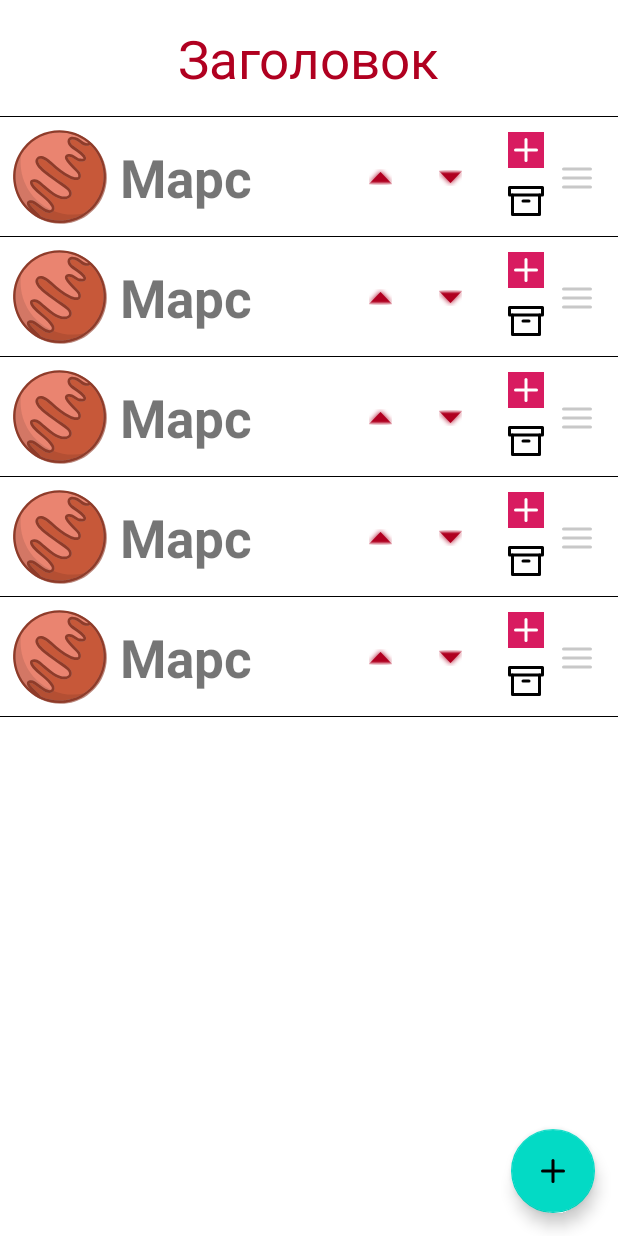
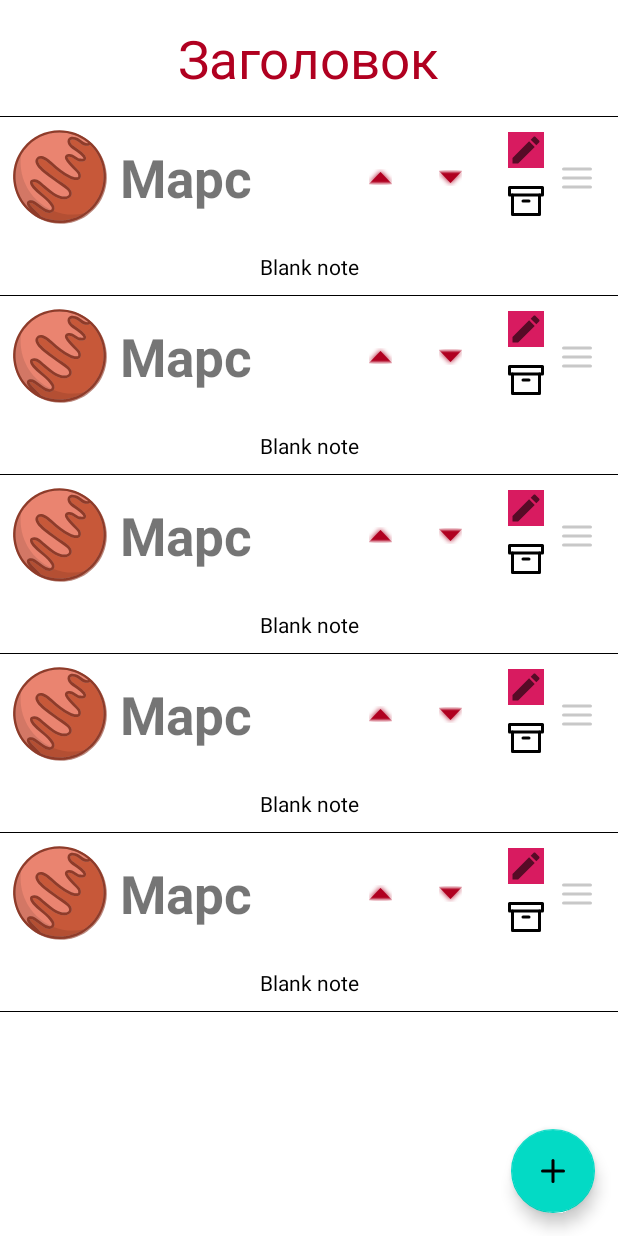
Before and after one commit to buthed/MaterialDesign, an Android app: the PlanetsActivity screen opened directly, with no data from a screen before it, on a phone screen of 412 x 824 dp. Run offline under Robolectric (Android 15) with nearby library versions, the phone set to English and light mode, and no system bars.

Commit message:
With EditText

```diff
--- a/app/src/main/java/com/example/materialdesign/view/planets/PlanetsActivityAdapter.kt
+++ b/app/src/main/java/com/example/materialdesign/view/planets/PlanetsActivityAdapter.kt
@@ -87,7 +87,10 @@ class PlanetsActivityAdapter (
                 marsImageView.setOnClickListener {
                     onListItemClickListener.onItemClick(pair.first)
                 }
-                addItemImageView.setOnClickListener { addItem() }
+                editItemImageView.setOnClickListener {
+                    group.setVisibility(View.INVISIBLE)
+                    editGroup.setVisibility(View.VISIBLE)
+                }
                 removeItemImageView.setOnClickListener { removeItem() }
                 moveItemUp.setOnClickListener { moveUp() }
                 moveItemDown.setOnClickListener { moveDown() }
@@ -132,6 +135,11 @@ class PlanetsActivityAdapter (
             data.add(layoutPosition, Pair(generateItem(), false))
             notifyItemInserted(layoutPosition)
         }
+
+//        private fun editItem() {
+//
+//            itemView.setBackgroundColor(Color.LTGRAY)
+//        }
 
         private fun removeItem() {
             data.removeAt(layoutPosition)
--- /dev/null
+++ b/app/src/main/res/drawable/ic_edit.xml
@@ -0,0 +1,10 @@
+<vector xmlns:android="http://schemas.android.com/apk/res/android"
+    android:width="24dp"
+    android:height="24dp"
+    android:viewportWidth="24"
+    android:viewportHeight="24"
+    android:tint="?attr/colorControlNormal">
+  <path
+      android:fillColor="@android:color/white"
+      android:pathData="M3,17.25V21h3.75L17.81,9.94l-3.75,-3.75L3,17.25zM20.71,7.04c0.39,-0.39 0.39,-1.02 0,-1.41l-2.34,-2.34c-0.39,-0.39 -1.02,-0.39 -1.41,0l-1.83,1.83 3.75,3.75 1.83,-1.83z"/>
+</vector>
--- /dev/null
+++ b/app/src/main/res/drawable/ic_save.xml
@@ -0,0 +1,10 @@
+<vector xmlns:android="http://schemas.android.com/apk/res/android"
+    android:width="24dp"
+    android:height="24dp"
+    android:viewportWidth="24"
+    android:viewportHeight="24"
+    android:tint="?attr/colorControlNormal">
+  <path
+      android:fillColor="@android:color/white"
+      android:pathData="M17,3L5,3c-1.11,0 -2,0.9 -2,2v14c0,1.1 0.89,2 2,2h14c1.1,0 2,-0.9 2,-2L21,7l-4,-4zM12,19c-1.66,0 -3,-1.34 -3,-3s1.34,-3 3,-3 3,1.34 3,3 -1.34,3 -3,3zM15,9L5,9L5,5h10v4z"/>
+</vector>
--- a/app/src/main/res/layout/activity_recycler_item_mars.xml
+++ b/app/src/main/res/layout/activity_recycler_item_mars.xml
@@ -5,6 +5,19 @@
     android:id="@+id/itemContainer"
     android:layout_width="match_parent"
     android:layout_height="wrap_content">
+
+    <androidx.constraintlayout.widget.Group
+        android:layout_width="wrap_content"
+        android:layout_height="wrap_content"
+        app:constraint_referenced_ids="marsTextView,marsDescriptionTextView"
+        android:id="@+id/group" />
+
+    <androidx.constraintlayout.widget.Group
+        android:layout_width="wrap_content"
+        android:layout_height="wrap_content"
+        android:visibility="gone"
+        app:constraint_referenced_ids="marsEditTextView,marsEditDescriptionTextView"
+        android:id="@+id/editGroup" />
 
     <androidx.appcompat.widget.AppCompatImageView
         android:id="@+id/marsImageView"
@@ -25,18 +38,41 @@
         app:layout_constraintStart_toEndOf="@+id/marsImageView"
         app:layout_constraintTop_toTopOf="@+id/marsImageView" />
 
+    <androidx.appcompat.widget.AppCompatEditText
+        android:id="@+id/marsEditTextView"
+        android:layout_width="wrap_content"
+        android:layout_height="wrap_content"
+        android:hint="Your note"
+        android:visibility="gone"
+        android:textSize="30sp"
+        android:textStyle="bold"
+        app:layout_constraintBottom_toBottomOf="@+id/marsImageView"
+        app:layout_constraintStart_toEndOf="@+id/marsImageView"
+        app:layout_constraintTop_toTopOf="@+id/marsImageView" />
+
     <androidx.appcompat.widget.AppCompatTextView
         android:id="@+id/marsDescriptionTextView"
         android:layout_width="wrap_content"
         android:layout_height="wrap_content"
         android:padding="10dp"
-        android:text="Марс -- четвёртая по удалённости от Солнца и седьмая по размерам планета Солнечной системы. Названа в честь Марса -- древнеримского бога войны, соответствующего древнегреческому Аресу. Иногда Марс называют «красной планетой» из-за красноватого оттенка поверхности, придаваемого ей минералом маггемитом (оксидом железа)."
+        android:text="Blank note"
         android:textColor="#000"
         android:visibility="gone"
         app:layout_constraintEnd_toEndOf="parent"
         app:layout_constraintStart_toStartOf="parent"
         app:layout_constraintTop_toBottomOf="@+id/marsImageView"
-        tools:visibility="visible" />
+        tools:visibility="gone" />
+
+    <androidx.appcompat.widget.AppCompatEditText
+        android:id="@+id/marsEditDescriptionTextView"
+        android:layout_width="wrap_content"
+        android:layout_height="wrap_content"
+        android:padding="10dp"
+        android:hint="Запишите что-нибудь :)"
+        android:textColor="#000"
+        app:layout_constraintEnd_toEndOf="parent"
+        app:layout_constraintStart_toStartOf="parent"
+        app:layout_constraintTop_toBottomOf="@+id/marsImageView" />
 
     <androidx.appcompat.widget.AppCompatImageView
         android:id="@+id/moveItemUp"
@@ -45,7 +81,7 @@
         android:layout_margin="10dp"
         android:tint="@color/design_default_color_error"
         app:layout_constraintBottom_toBottomOf="@+id/marsTextView"
-        app:layout_constraintEnd_toStartOf="@+id/addItemImageView"
+        app:layout_constraintEnd_toStartOf="@+id/editItemImageView"
         app:layout_constraintStart_toEndOf="@+id/marsTextView"
         app:layout_constraintTop_toTopOf="@+id/marsTextView"
         app:srcCompat="@android:drawable/arrow_up_float" />
@@ -57,13 +93,13 @@
         android:layout_margin="10dp"
         android:tint="@color/design_default_color_error"
         app:layout_constraintBottom_toBottomOf="@+id/marsTextView"
-        app:layout_constraintEnd_toStartOf="@+id/addItemImageView"
+        app:layout_constraintEnd_toStartOf="@+id/editItemImageView"
         app:layout_constraintStart_toEndOf="@+id/moveItemUp"
         app:layout_constraintTop_toTopOf="@+id/marsTextView"
         app:srcCompat="@android:drawable/arrow_down_float" />
 
     <androidx.appcompat.widget.AppCompatImageView
-        android:id="@+id/addItemImageView"
+        android:id="@+id/editItemImageView"
         android:layout_width="wrap_content"
         android:layout_height="wrap_content"
         android:layout_margin="10dp"
@@ -71,7 +107,7 @@
         app:layout_constraintEnd_toEndOf="parent"
         app:layout_constraintEnd_toStartOf="@+id/dragHandleImageView"
         app:layout_constraintTop_toTopOf="parent"
-        app:srcCompat="@drawable/ic_plus_fab" />
+        app:srcCompat="@drawable/ic_edit" />
 
     <androidx.appcompat.widget.AppCompatImageView
         android:id="@+id/removeItemImageView"
@@ -79,7 +115,7 @@
         android:layout_height="wrap_content"
         android:layout_margin="10dp"
         app:layout_constraintEnd_toStartOf="@+id/dragHandleImageView"
-        app:layout_constraintTop_toBottomOf="@id/addItemImageView"
+        app:layout_constraintTop_toBottomOf="@id/editItemImageView"
         app:srcCompat="@drawable/ic_archive" />
 
     <androidx.appcompat.widget.AppCompatImageView
```
